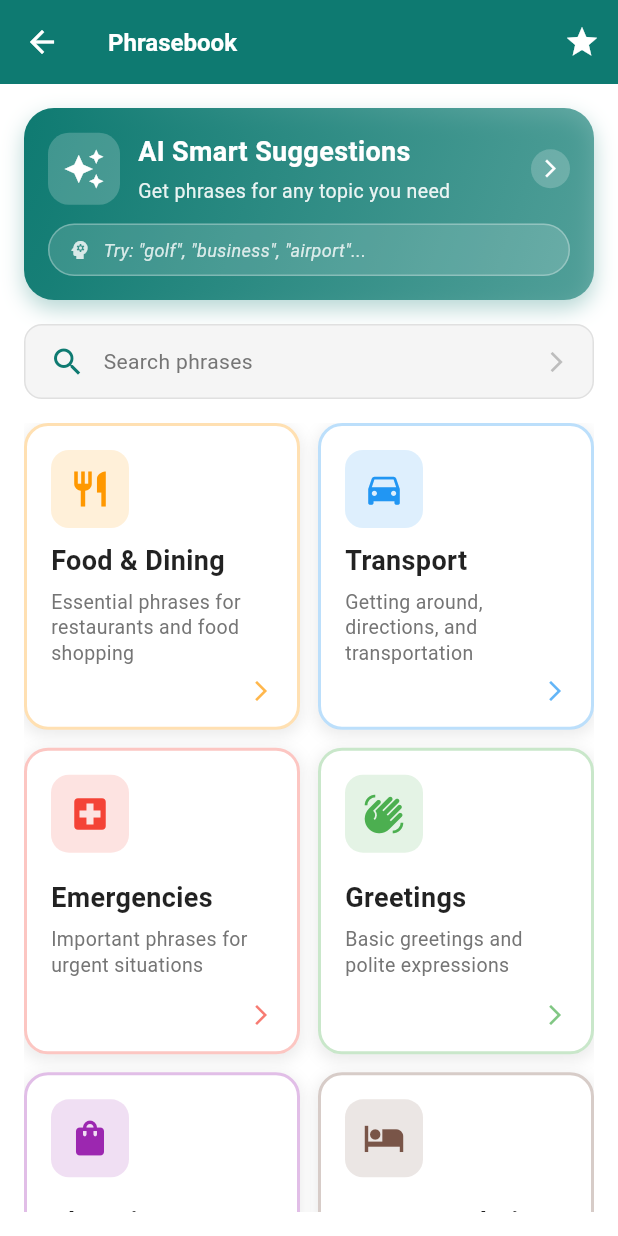
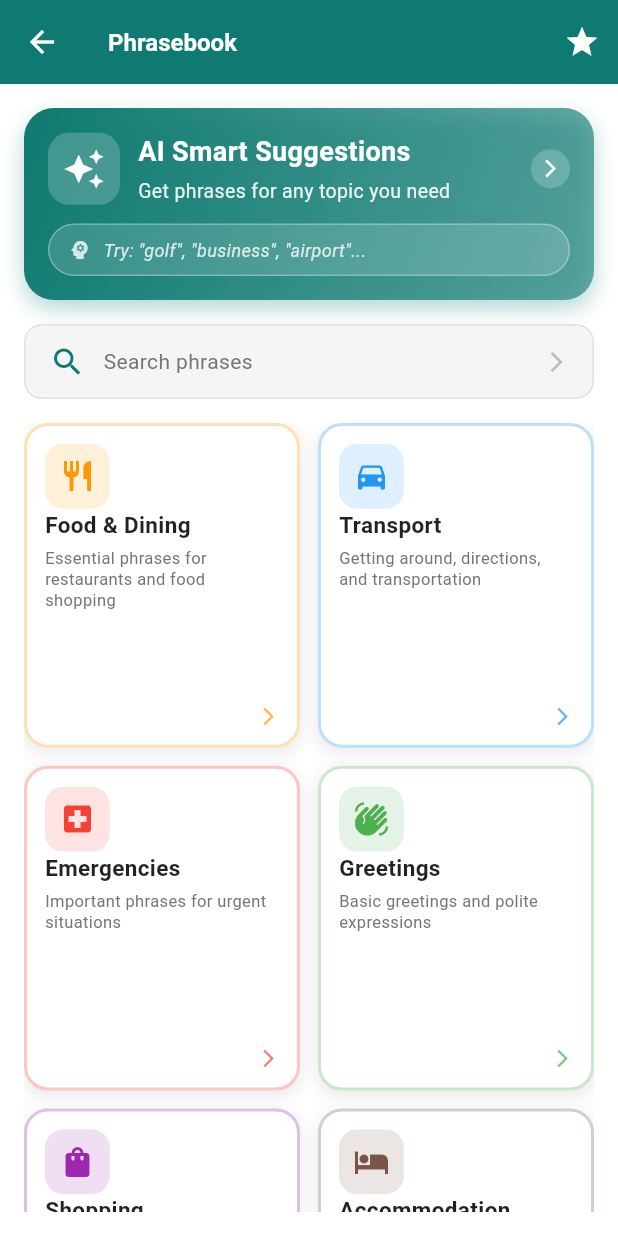
Before and after one commit to mohamedzoabi100/LingoLamp, a Flutter app: the PhrasebookScreen screen opened directly, on a phone screen of 412 x 824 dp. Run offline on Flutter 3.47's test engine with Material 3 defaults, Android fonts, the phone set to English and light mode, and no system bars; our stand-ins replace cloud_functions, firebase_core, flutter_tts, permission_handler, shared_preferences, speech_to_text and 1 more; missing offline and left inert: google_mlkit_translation; accounts and stored records are empty.

Commit message:
Fixing phraseBook screen

```diff
--- a/lib/screens/phrasebook_screen.dart
+++ b/lib/screens/phrasebook_screen.dart
@@ -62,6 +62,7 @@ class _PhrasebookScreenState extends State<PhrasebookScreen> {
   @override
   Widget build(BuildContext context) {
     final primaryColor = Theme.of(context).colorScheme.primary;
+    final screenWidth = MediaQuery.of(context).size.width;
 
     return Scaffold(
       appBar: AppBar(
@@ -140,20 +141,44 @@ class _PhrasebookScreenState extends State<PhrasebookScreen> {
             ),
           ),
 
-          // Themes grid
+          // FIXED: Responsive Themes grid
           Expanded(
             child: Padding(
               padding: const EdgeInsets.fromLTRB(16, 0, 16, 16),
-              child: GridView.builder(
-                gridDelegate: const SliverGridDelegateWithFixedCrossAxisCount(
-                  crossAxisCount: 2,
-                  childAspectRatio: 0.9,
+              child: LayoutBuilder(
+                builder: (context, constraints) {
+                  // Calculate responsive grid parameters
+                  final availableWidth = constraints.maxWidth;
+                  int crossAxisCount = 2;
+                  double childAspectRatio = 1.0;
+
+                  // Adjust for different screen sizes
+                  if (availableWidth > 600) {
+                    // Tablet/Large screens - 3 columns
+                    crossAxisCount = 3;
+                    childAspectRatio = 0.85;
+                  } else if (availableWidth > 400) {
+                    // Medium screens - 2 columns with better ratio
+                    crossAxisCount = 2;
+                    childAspectRatio = 0.95;
+                  } else {
+                    // Small screens - 2 columns with taller cards
+                    crossAxisCount = 2;
+                    childAspectRatio = 0.85;
+                  }
+
+                  return GridView.builder(
+                    gridDelegate: SliverGridDelegateWithFixedCrossAxisCount(
+                      crossAxisCount: crossAxisCount,
+                      childAspectRatio: childAspectRatio,
                       crossAxisSpacing: 12,
                       mainAxisSpacing: 12,
                     ),
                     itemCount: _themes.length,
                     itemBuilder: (context, index) {
-                  return _buildThemeCard(_themes[index]);
+                      return _buildThemeCard(_themes[index], availableWidth);
+                    },
+                  );
                 },
               ),
             ),
@@ -316,7 +341,14 @@ class _PhrasebookScreenState extends State<PhrasebookScreen> {
     );
   }
 
-  Widget _buildThemeCard(PhrasebookTheme theme) {
+  // FIXED: Made theme cards responsive with better text handling
+  Widget _buildThemeCard(PhrasebookTheme theme, double availableWidth) {
+    // Calculate responsive font sizes based on screen width
+    double titleFontSize = availableWidth > 400 ? 16 : 15;
+    double descriptionFontSize = availableWidth > 400 ? 12 : 11;
+    double iconSize = availableWidth > 400 ? 26 : 24;
+    double containerPadding = availableWidth > 400 ? 14.0 : 12.0;
+
     return GestureDetector(
       onTap: () {
         // Navigate to category phrases screen
@@ -349,17 +381,18 @@ class _PhrasebookScreenState extends State<PhrasebookScreen> {
           ],
         ),
         child: Padding(
-          padding: const EdgeInsets.all(16.0),
+          padding: EdgeInsets.all(containerPadding),
           child: Column(
             mainAxisAlignment: MainAxisAlignment.spaceBetween,
             crossAxisAlignment: CrossAxisAlignment.start,
             children: [
-              // Icon
+              // Icon section
               Row(
                 mainAxisAlignment: MainAxisAlignment.spaceBetween,
                 children: [
-                  Container(
-                    padding: const EdgeInsets.all(12),
+                  Flexible(
+                    child: Container(
+                      padding: EdgeInsets.all(containerPadding * 0.8),
                       decoration: BoxDecoration(
                         color: theme.color.withOpacity(0.15),
                         borderRadius: BorderRadius.circular(12),
@@ -367,38 +400,44 @@ class _PhrasebookScreenState extends State<PhrasebookScreen> {
                       child: Icon(
                         theme.icon,
                         color: theme.color,
-                      size: 28,
+                        size: iconSize,
+                      ),
                     ),
                   ),
                 ],
               ),
 
-              // Title and description
-              Column(
+              // Title and description section - with flexible layout
+              Expanded(
+                child: Column(
                   crossAxisAlignment: CrossAxisAlignment.start,
+                  mainAxisAlignment: MainAxisAlignment.center,
                   children: [
                     Text(
                       theme.title,
-                    style: const TextStyle(
-                      fontSize: 18,
+                      style: TextStyle(
+                        fontSize: titleFontSize,
                         fontWeight: FontWeight.bold,
                         color: Colors.black87,
                       ),
-                    maxLines: 1,
+                      maxLines: 2,
                       overflow: TextOverflow.ellipsis,
                     ),
-                  const SizedBox(height: 6),
-                  Text(
+                    SizedBox(height: containerPadding * 0.4),
+                    Expanded(
+                      child: Text(
                         theme.description,
                         style: TextStyle(
-                      fontSize: 13,
+                          fontSize: descriptionFontSize,
                           color: Colors.grey[600],
                           height: 1.3,
                         ),
                         maxLines: 3,
                         overflow: TextOverflow.ellipsis,
                       ),
+                    ),
                   ],
+                ),
               ),
 
               // Arrow indicator
@@ -406,7 +445,7 @@ class _PhrasebookScreenState extends State<PhrasebookScreen> {
                 alignment: Alignment.centerRight,
                 child: Icon(
                   Icons.arrow_forward_ios,
-                  size: 16,
+                  size: 14,
                   color: theme.color.withOpacity(0.7),
                 ),
               ),
```
Lines whose indentation alone changed are shown as unchanged.
